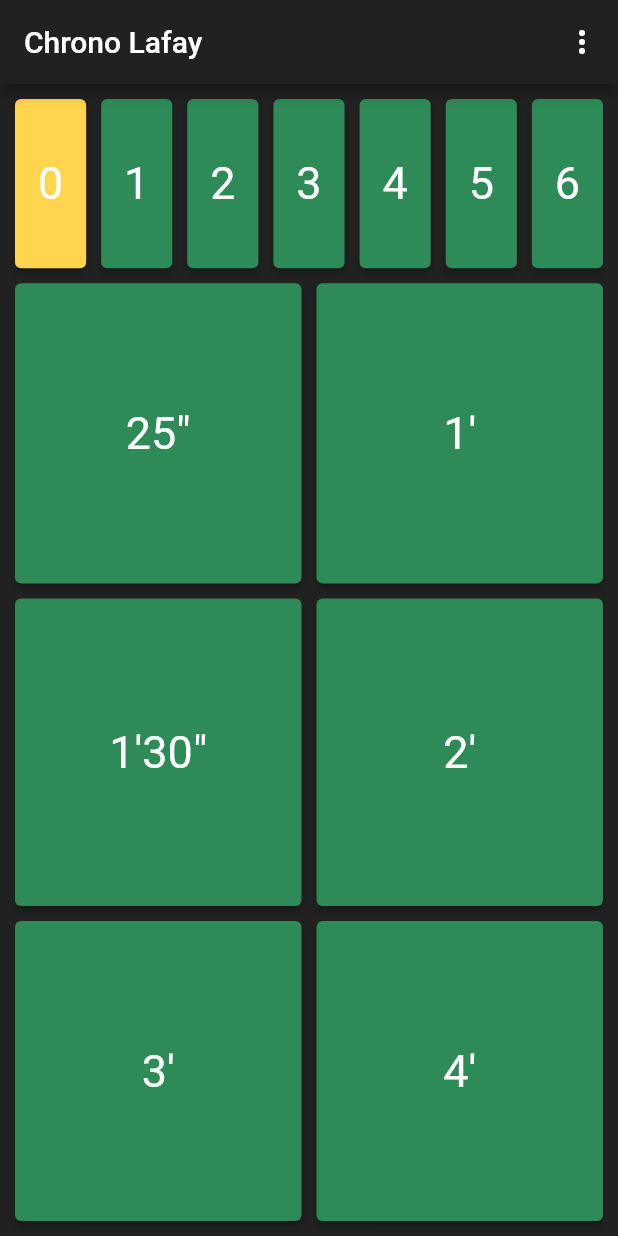
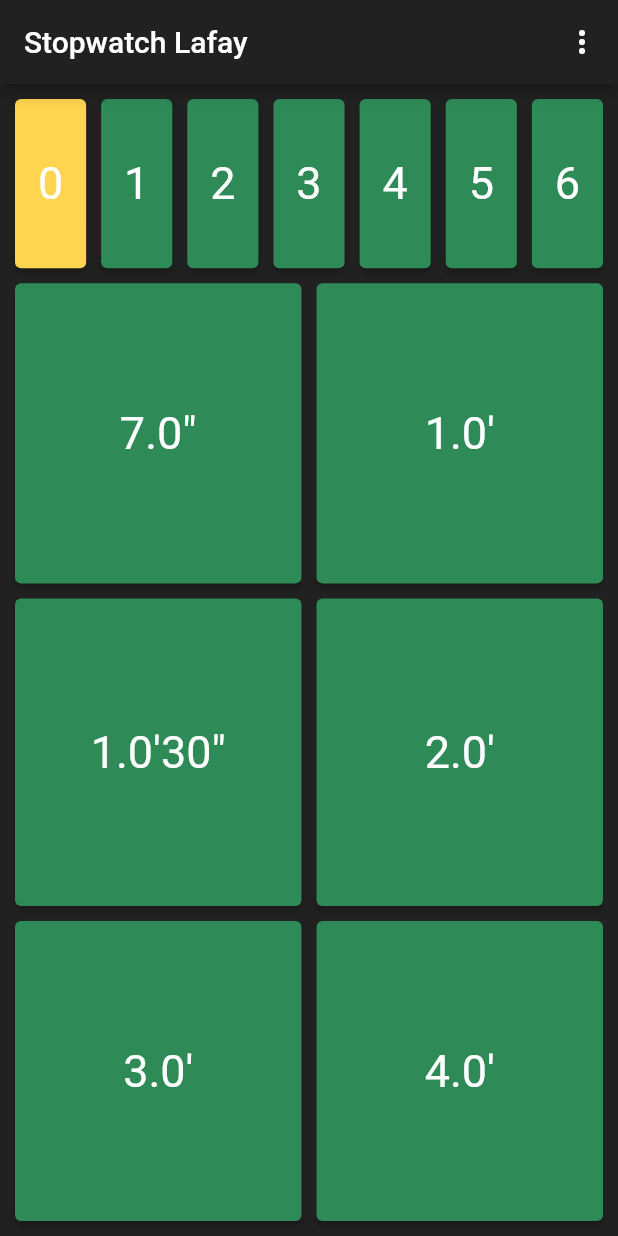
Before and after one commit to Co-Bdt/timer-lafay, a Flutter app: the screen it shows after launch, on a phone screen of 412 x 824 dp. Run offline on Flutter 3.47's test engine with Material 2 defaults, Android fonts, the phone set to English and light mode, and no system bars; our stand-ins replace audioplayers, vibration; missing offline and left inert: audio_session, duration_picker.

```diff
--- /dev/null
+++ b/analysis_options.yaml
@@ -0,0 +1 @@
+include: package:flutter_lints/flutter.yaml
--- a/lib/pages/home.dart
+++ b/lib/pages/home.dart
@@ -3,23 +3,25 @@ import 'dart:async';
 import 'package:stopwatch_lafay/services/timer_entity.dart';
 import 'package:stopwatch_lafay/services/rep_elevated_button.dart';
 import 'package:stopwatch_lafay/services/timer_elevated_button.dart';
-import 'package:audioplayers/audioplayers.dart';
+import 'package:audioplayers/audioplayers.dart' as audio_player;
 import 'package:url_launcher/url_launcher.dart';
 import 'package:vibration/vibration.dart';
 import 'package:audio_session/audio_session.dart';
 
 class Home extends StatefulWidget {
+  const Home({super.key});
+
   // final bool hasVibration;
 
   // Home(this.hasVibration);
 
   @override
-  _HomeState createState() => _HomeState();
+  HomeState createState() => HomeState();
 }
 
-class _HomeState extends State<Home> {
+class HomeState extends State<Home> {
   // object to manage the countdown
-  Timer _timer;
+  late Timer _timer;
   // boolean to know whether the stopwatch is on or not
   bool isStopwatchOn = false;
   // string that contain the timer currently running in 00'00" format
@@ -27,15 +29,15 @@ class _HomeState extends State<Home> {
   // integer that contain the timer currently running in seconds format
   int timerOnInSeconds = 0;
   // object to play sounds from assets
-  static AudioCache player = AudioCache();
+  final player = audio_player.AudioPlayer();
   // object to handle device's vibration
   // static Vibration vibration = Vibration();
   // booleans to check if the device has vibration capabilities
-  bool hasVibration;
-  bool hasAmplitudeControl;
-  bool hasCustomVibrationSupport;
+  late bool hasVibration;
+  late bool hasAmplitudeControl;
+  late bool hasCustomVibrationSupport;
 
-  AudioSession session;
+  late AudioSession session;
 
   Map<num, bool> reps = {
     0: true,
@@ -48,7 +50,7 @@ class _HomeState extends State<Home> {
   };
   // "device persistent storage using plugins like shared preferences"
   List<TimerEntity> timers = [
-    TimerEntity(25),
+    TimerEntity(7),
     TimerEntity(60),
     TimerEntity(90),
     TimerEntity(120),
@@ -77,25 +79,24 @@ class _HomeState extends State<Home> {
     });
   }
 
-  void startTimer() {
-    const oneSec = const Duration(seconds: 1);
-    _timer = new Timer.periodic(
+  Future<void> startTimer() async {
+    await session.setActive(true);
+    const oneSec = Duration(seconds: 1);
+    _timer = Timer.periodic(
       oneSec,
       (Timer timer) async {
         if (timerOnInSeconds == 0) {
-          print('session set false');
           await session.setActive(false);
           setState(() {
             timer.cancel();
-            this.isStopwatchOn = false;
+            isStopwatchOn = false;
           });
-        } else if (timerOnInSeconds <= 5) {
-          print('session set true');
-          await session.setActive(true);
+        } else if (timerOnInSeconds <= 6 && timerOnInSeconds >= 2) {
           setState(() {
             timerOnInSeconds--;
-            timerOn = TimerEntity(timerOnInSeconds).getTimer();
-            player.play('audio/mixkit-plastic-bubble-click-1124.mp3');
+            timerOn = TimerEntity(timerOnInSeconds.toDouble()).getTimer();
+            player.play(audio_player.AssetSource(
+                'audio/mixkit-plastic-bubble-click-1124-short.wav'));
             // if vibration checkbox is ticked
             // if (hasVibration) {
             //   Vibration.vibrate(duration: 250, amplitude: 128);
@@ -104,7 +105,7 @@ class _HomeState extends State<Home> {
         } else {
           setState(() {
             timerOnInSeconds--;
-            timerOn = TimerEntity(timerOnInSeconds).getTimer();
+            timerOn = TimerEntity(timerOnInSeconds.toDouble()).getTimer();
           });
         }
       },
@@ -113,9 +114,9 @@ class _HomeState extends State<Home> {
 
   startStopwatch(int timer) {
     setState(() {
-      this.isStopwatchOn = true;
-      this.timerOn = this.timers[timer].getTimer();
-      timerOnInSeconds = this.timers[timer].duration;
+      isStopwatchOn = true;
+      timerOn = timers[timer].getTimer();
+      timerOnInSeconds = timers[timer].duration.toInt();
       if (whichRepButtonIsPressed() != 0) {
         pressRepButton(whichRepButtonIsPressed() - 1);
       }
@@ -134,34 +135,33 @@ class _HomeState extends State<Home> {
         launchURL("https://olivier-lafay.com/categorie-produit/nos-livres/");
         break;
       default:
-        print('default');
     }
   }
 
   Future<void> launchURL(String url) async {
-    if (await canLaunch(url)) {
-      await launch(url);
+    if (await canLaunchUrl(url as Uri)) {
+      await launchUrl(url as Uri);
     } else {
       throw 'Could not launch $url';
     }
   }
 
   void checkVibrationCapabilities() async {
-    hasVibration = await Vibration.hasVibrator();
-    hasAmplitudeControl = await Vibration.hasAmplitudeControl();
-    hasCustomVibrationSupport = await Vibration.hasCustomVibrationsSupport();
+    hasVibration = (await Vibration.hasVibrator())!;
+    hasAmplitudeControl = (await Vibration.hasAmplitudeControl())!;
+    hasCustomVibrationSupport = (await Vibration.hasCustomVibrationsSupport())!;
   }
 
   void configureAudioSession() async {
     session = await AudioSession.instance;
-    await session.configure(AudioSessionConfiguration(
+    await session.configure(const AudioSessionConfiguration(
       avAudioSessionCategory: AVAudioSessionCategory.playback,
       avAudioSessionCategoryOptions: AVAudioSessionCategoryOptions.duckOthers,
       avAudioSessionMode: AVAudioSessionMode.defaultMode,
       avAudioSessionRouteSharingPolicy:
           AVAudioSessionRouteSharingPolicy.defaultPolicy,
       avAudioSessionSetActiveOptions: AVAudioSessionSetActiveOptions.none,
-      androidAudioAttributes: const AndroidAudioAttributes(
+      androidAudioAttributes: AndroidAudioAttributes(
         contentType: AndroidAudioContentType.music,
         flags: AndroidAudioFlags.none,
         usage: AndroidAudioUsage.media,
@@ -175,8 +175,7 @@ class _HomeState extends State<Home> {
   void dispose() {
     super.dispose();
     _timer.cancel();
-    player.clear(
-        Uri.dataFromString('audio/mixkit-plastic-bubble-click-1124.mp3'));
+    player.dispose();
   }
 
   @override
@@ -186,7 +185,8 @@ class _HomeState extends State<Home> {
     // print('screen width/6=$widthBy6');
 
     // pre-load audio file to avoid getting a delay
-    player.load('audio/mixkit-plastic-bubble-click-1124.mp3');
+    // this method does not exists anymore
+    // player.load('audio/mixkit-plastic-bubble-click-1124.mp3');
 
     checkVibrationCapabilities();
     configureAudioSession();
@@ -194,8 +194,8 @@ class _HomeState extends State<Home> {
     return Scaffold(
         backgroundColor: Colors.grey[900],
         appBar: AppBar(
-          title: Text(
-            'Chrono Lafay',
+          title: const Text(
+            'Stopwatch Lafay',
             style: TextStyle(color: Colors.white),
           ),
           backgroundColor: Colors.grey[900],
@@ -204,15 +204,15 @@ class _HomeState extends State<Home> {
               color: Colors.grey[900],
               onSelected: (value) => onSelected(context, value),
               itemBuilder: (context) => [
-                PopupMenuItem(
+                const PopupMenuItem(
                   textStyle: TextStyle(color: Colors.white, fontSize: 16),
                   value: 1,
-                  child: Text('Réglages'),
+                  child: Text('Settings'),
                 ),
-                PopupMenuItem(
+                const PopupMenuItem(
                   textStyle: TextStyle(color: Colors.white, fontSize: 16),
                   value: 2,
-                  child: Text('Les livres d\'Olivier Lafay'),
+                  child: Text("Olivier Lafay's books"),
                 )
               ],
             )
@@ -222,69 +222,12 @@ class _HomeState extends State<Home> {
             mainAxisAlignment: MainAxisAlignment.spaceEvenly,
             crossAxisAlignment: CrossAxisAlignment.stretch,
             children: [
-              // Image.asset('assets/image2.jpg'),
-              // Expanded(child: Image.asset('assets/image2.jpg'), flex: 7),
-              // Expanded(
-              //   flex: 1,
-              //   child: Container(
-              //     alignment: Alignment.center,
-              //     color: Colors.red,
-              //     child: Text(
-              //       'red',
-              //       textAlign: TextAlign.center,
-              //     ),
-              //   ),
-              // ),
-              // Expanded(
-              //   flex: 1,
-              //   child: Container(
-              //     alignment: Alignment.center,
-              //     color: Colors.orange,
-              //     child: Text(
-              //       'orange',
-              //       textAlign: TextAlign.center,
-              //     ),
-              //   ),
-              // ),
-              // Expanded(
-              //   flex: 1,
-              //   child: Container(
-              //     alignment: Alignment.center,
-              //     color: Colors.yellow,
-              //     child: Text(
-              //       'yellow',
-              //       textAlign: TextAlign.center,
-              //     ),
-              //   ),
-              // ),
-              // Expanded(
-              //     child: Row(
-              //   mainAxisAlignment: MainAxisAlignment.spaceEvenly,
-              //   crossAxisAlignment: CrossAxisAlignment.center,
-              //   children: <Widget>[
-              //     Text(
-              //       '$counter',
-              //       style: TextStyle(color: Colors.white),
-              //       textAlign: TextAlign.center,
-              //     ),
-              //     FloatingActionButton(
-              //       onPressed: () {
-              //         setState(() {
-              //           counter += 1;
-              //         });
-              //       },
-              //       child: Icon(Icons.add),
-              //       backgroundColor: Colors.grey[800],
-              //     )
-              //   ],
-              // )),
-
               Visibility(
                 visible: true,
                 child: Expanded(
                   flex: 8,
                   child: Container(
-                    margin: EdgeInsets.fromLTRB(5, 10, 5, 0),
+                    margin: const EdgeInsets.fromLTRB(5, 10, 5, 0),
                     child: Row(
                       mainAxisAlignment: MainAxisAlignment.spaceEvenly,
                       crossAxisAlignment: CrossAxisAlignment.stretch,
@@ -342,19 +285,19 @@ class _HomeState extends State<Home> {
                       flex: 14,
                       fit: FlexFit.tight,
                       child: Container(
-                        margin: EdgeInsets.fromLTRB(5, 10, 5, 5),
+                        margin: const EdgeInsets.fromLTRB(5, 10, 5, 5),
                         child: Row(
                           mainAxisAlignment: MainAxisAlignment.spaceEvenly,
                           crossAxisAlignment: CrossAxisAlignment.stretch,
                           children: [
                             TimerElevatedButton(
-                              timer: this.timers[0].getTimer(),
+                              timer: timers[0].getTimer(),
                               startStopWatch: () async {
                                 startStopwatch(0);
                               },
                             ),
                             TimerElevatedButton(
-                              timer: this.timers[1].getTimer(),
+                              timer: timers[1].getTimer(),
                               startStopWatch: () {
                                 startStopwatch(1);
                               },
@@ -368,19 +311,19 @@ class _HomeState extends State<Home> {
                     flex: 14,
                     fit: FlexFit.tight,
                     child: Container(
-                      margin: EdgeInsets.fromLTRB(5, 5, 5, 5),
+                      margin: const EdgeInsets.fromLTRB(5, 5, 5, 5),
                       child: Row(
                         mainAxisAlignment: MainAxisAlignment.spaceEvenly,
                         crossAxisAlignment: CrossAxisAlignment.stretch,
                         children: [
                           TimerElevatedButton(
-                            timer: this.timers[2].getTimer(),
+                            timer: timers[2].getTimer(),
                             startStopWatch: () {
                               startStopwatch(2);
                             },
                           ),
                           TimerElevatedButton(
-                            timer: this.timers[3].getTimer(),
+                            timer: timers[3].getTimer(),
                             startStopWatch: () {
                               startStopwatch(3);
                             },
@@ -395,19 +338,19 @@ class _HomeState extends State<Home> {
                   flex: 14,
                   fit: FlexFit.tight,
                   child: Container(
-                      margin: EdgeInsets.fromLTRB(5, 5, 5, 10),
+                      margin: const EdgeInsets.fromLTRB(5, 5, 5, 10),
                       child: Row(
                         mainAxisAlignment: MainAxisAlignment.spaceEvenly,
                         crossAxisAlignment: CrossAxisAlignment.stretch,
                         children: [
                           TimerElevatedButton(
-                            timer: this.timers[4].getTimer(),
+                            timer: timers[4].getTimer(),
                             startStopWatch: () {
                               startStopwatch(4);
                             },
                           ),
                           TimerElevatedButton(
-                            timer: this.timers[5].getTimer(),
+                            timer: timers[5].getTimer(),
                             startStopWatch: () {
                               startStopwatch(5);
                             },
@@ -423,28 +366,10 @@ class _HomeState extends State<Home> {
                     child: Container(
                         alignment: Alignment.center,
                         child: (Text(
-                          "$timerOn",
-                          style: TextStyle(color: Colors.white, fontSize: 60),
-                        ))
-                        // Countdown(
-                        //   // controller: _controller,
-                        //   seconds: this.timerOnInSeconds,
-                        //   build: (_, double time) => Text(
-                        //     TimerEntity(time.toInt()).getTimer(),
-                        //     style: TextStyle(
-                        //       color: Colors.white,
-                        //       fontSize: 60,
-                        //     ),
-                        //     textAlign: TextAlign.center,
-                        //   ),
-                        //   interval: Duration(milliseconds: 100),
-                        //   onFinished: () {
-                        //     setState(() {
-                        //       this.isStopwatchOn = false;
-                        //     });
-                        //   },
-                        // ),
-                        ),
+                          timerOn,
+                          style: const TextStyle(
+                              color: Colors.white, fontSize: 60),
+                        ))),
                   )),
               Visibility(
                 visible: isStopwatchOn ? true : false,
@@ -454,23 +379,21 @@ class _HomeState extends State<Home> {
                       onPressed: () {
                         setState(() {
                           _timer.cancel();
-                          this.isStopwatchOn = false;
+                          isStopwatchOn = false;
                           if (reps[0] != true) {
                             pressRepButton(whichRepButtonIsPressed() + 1);
                           }
                         });
                       },
                       style: ElevatedButton.styleFrom(
-                        primary: Colors.red[900],
+                        backgroundColor: Colors.red[900],
                       ),
-                      child: Text(
+                      child: const Text(
                         'STOP',
                         style: TextStyle(fontSize: 40),
                       )),
                 ),
               ),
-            ]
-            // timers.map((timer) => TimerCard(timer: timer)).toList(),
-            ));
+            ]));
   }
 }
--- a/lib/services/rep_elevated_button.dart
+++ b/lib/services/rep_elevated_button.dart
@@ -3,33 +3,38 @@ import 'package:flutter/material.dart';
 // ignore: must_be_immutable
 class RepElevatedButton extends StatefulWidget {
   final String number;
-  bool press;
+  bool? press;
   final Function pressRepButton;
 
-  RepElevatedButton({this.number, this.press, this.pressRepButton});
+  RepElevatedButton(
+      {super.key, required this.number,
+      required this.press,
+      required this.pressRepButton});
 
   @override
-  _RepElevatedButton createState() => _RepElevatedButton();
+  RepElevatedButtonState createState() => RepElevatedButtonState();
 }
 
-class _RepElevatedButton extends State<RepElevatedButton> {
+class RepElevatedButtonState extends State<RepElevatedButton> {
   @override
   Widget build(BuildContext context) {
     return Container(
       width: (MediaQuery.of(context).size.width / 7) - (10 / 7),
-      padding: EdgeInsets.fromLTRB(5, 0, 5, 0),
+      padding: const EdgeInsets.fromLTRB(5, 0, 5, 0),
       child: ElevatedButton(
           onPressed: () {
             widget.pressRepButton();
           },
           style: ElevatedButton.styleFrom(
-              primary: widget.press
-                  ? Colors.amber[300]
-                  : Color.fromARGB(255, 46, 139, 87),
-              textStyle: TextStyle(fontSize: 30),
+              backgroundColor: widget.press != null
+                  ? widget.press == true
+                      ? Colors.amber[300]
+                      : const Color.fromARGB(255, 46, 139, 87)
+                  : Colors.amber[300],
+              textStyle: const TextStyle(fontSize: 30),
               // minimumSize:
               // Size((MediaQuery.of(context).size.width / 6) - 59, 0),
-              padding: EdgeInsets.all(10)),
+              padding: const EdgeInsets.all(10)),
           child: Text(widget.number)),
     );
   }
--- a/lib/services/timer_elevated_button.dart
+++ b/lib/services/timer_elevated_button.dart
@@ -4,22 +4,22 @@ class TimerElevatedButton extends StatelessWidget {
   final String timer;
   final Function startStopWatch;
 
-  TimerElevatedButton({this.timer, this.startStopWatch});
+  const TimerElevatedButton({super.key, required this.timer, required this.startStopWatch});
 
   @override
   Widget build(BuildContext context) {
     return Expanded(
       child: Container(
-        margin: EdgeInsets.fromLTRB(5, 0, 5, 0),
+        margin: const EdgeInsets.fromLTRB(5, 0, 5, 0),
         child: ElevatedButton(
             onPressed: () {
               startStopWatch();
             },
             style: ElevatedButton.styleFrom(
-              primary: Color.fromARGB(255, 46, 139, 87),
-              textStyle: TextStyle(fontSize: 30),
+              backgroundColor: const Color.fromARGB(255, 46, 139, 87),
+              textStyle: const TextStyle(fontSize: 30),
             ),
-            child: Text(this.timer)),
+            child: Text(timer)),
       ),
     );
   }
--- a/lib/services/timer_entity.dart
+++ b/lib/services/timer_entity.dart
@@ -1,28 +1,23 @@
 class TimerEntity {
-  num duration;
+  late double duration;
 
-  TimerEntity(int duration) {
-    this.duration = duration;
-  }
+  TimerEntity(this.duration);
 
   String getTimer() {
-    num minutes = this.duration ~/ 60;
-    num minutesDouble = this.duration / 60;
-    num minutesDifference = minutesDouble - minutes;
+    double minutes = (duration ~/ 60).toDouble();
+    double minutesDouble = duration / 60;
+    double minutesDifference = minutesDouble - minutes;
 
     if (minutes >= 1) {
       //higher than a min
       if (minutesDifference != 0) {
-        return minutes.toString() +
-            '\'' +
-            ((minutesDifference) * 60).toInt().toString() +
-            '\"';
+        return '$minutes\'${((minutesDifference) * 60).toInt()}"';
       } else {
-        return minutes.toString() + '\'';
+        return '$minutes\'';
       }
     } else {
       //lower than a min
-      return this.duration.toString() + '\"';
+      return '$duration"';
     }
   }
 }
--- a/lib/timer_card.dart
+++ b/lib/timer_card.dart
@@ -3,18 +3,18 @@ import 'services/timer_entity.dart';
 
 class TimerCard extends StatelessWidget {
   final TimerEntity timer;
-  TimerCard({this.timer});
+  const TimerCard({super.key, required this.timer});
 
   @override
   Widget build(BuildContext context) {
     return Card(
-      margin: EdgeInsets.fromLTRB(16, 16, 16, 0),
+      margin: const EdgeInsets.fromLTRB(16, 16, 16, 0),
       child: Column(
         crossAxisAlignment: CrossAxisAlignment.stretch,
         children: <Widget>[
           Container(
               color: Colors.green[600],
-              padding: EdgeInsets.all(12),
+              padding: const EdgeInsets.all(12),
               child: Text(
                 timer.getTimer(),
                 style: TextStyle(
```
Also changed, not shown: lib/main.dart (+3 -8 lines), lib/pages/settings.dart (+21 -38 lines), lib/services/timer_picker_button.dart (+22 -15 lines), lib/services/timer_picker_stateful_dialog.dart (+26 -69 lines), pubspec.yaml (+10 -60 lines), pubspec.lock, 100 other files.
